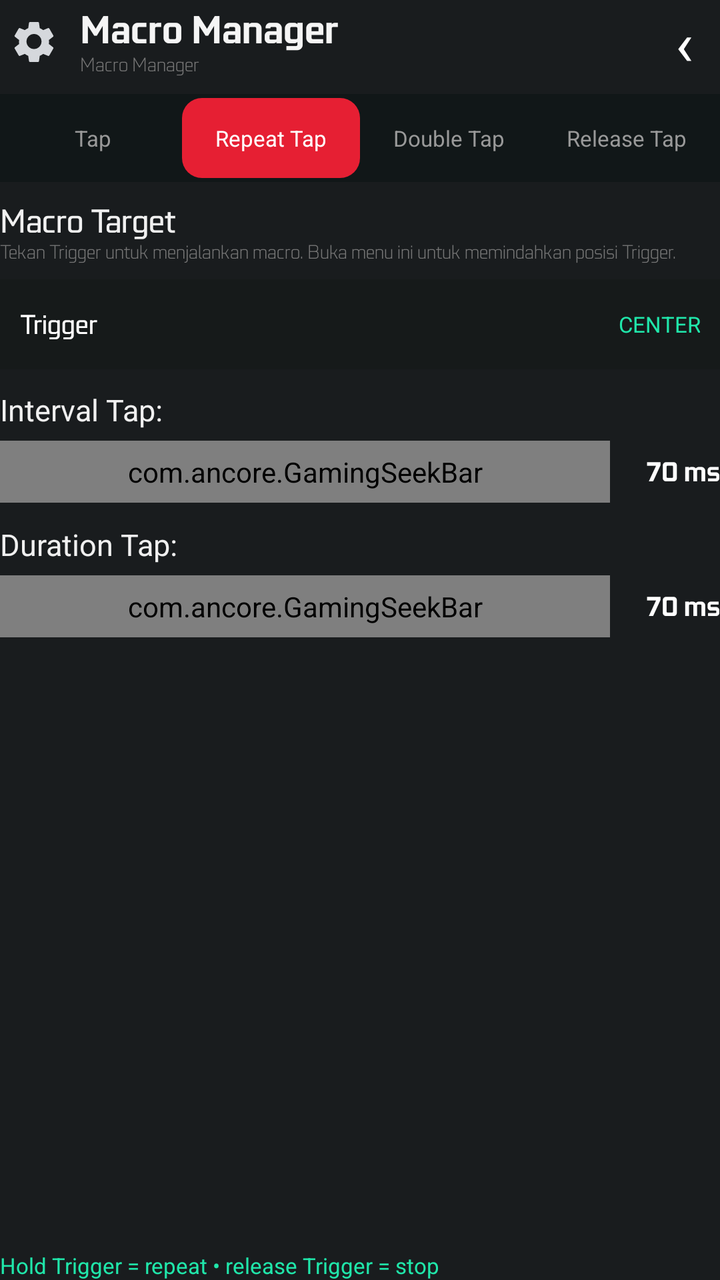
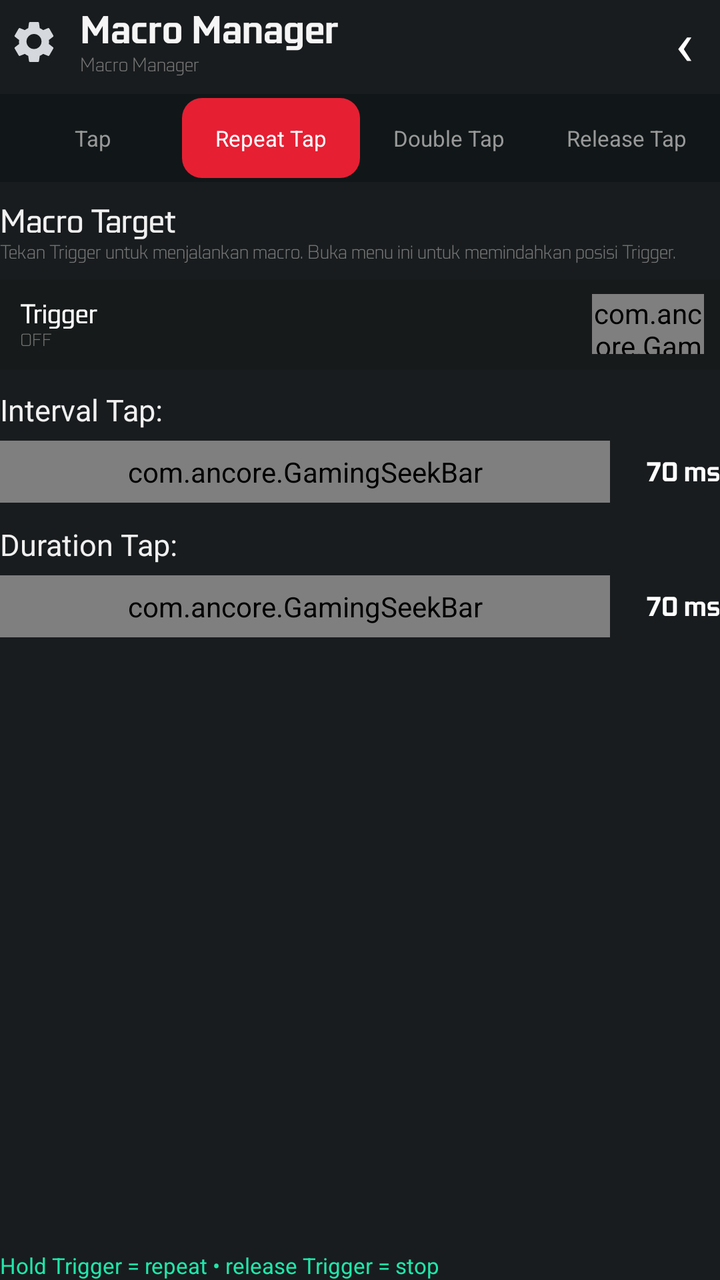

Screens rendered from an Android XML layout before and after an edit, with the pre-edit source and the edit as a unified diff.
<!-- AndroidManifest.xml: application theme android:Theme.DeviceDefault.NoActionBar -->
<!-- res/layout/page_macro.xml -->
<?xml version="1.0" encoding="utf-8"?>
<LinearLayout xmlns:android="http://schemas.android.com/apk/res/android" android:layout_width="match_parent" android:layout_height="match_parent" android:orientation="vertical">
    <LinearLayout android:layout_width="match_parent" android:layout_height="42dp" android:gravity="center_vertical">
        <ImageView android:id="@+id/btn_macro_settings" android:layout_width="34dp" android:layout_height="34dp" android:padding="5dp" android:src="@drawable/ic_settings" android:contentDescription="Macro settings"/>
        <LinearLayout android:layout_width="0dp" android:layout_height="wrap_content" android:layout_weight="1" android:paddingStart="6dp" android:orientation="vertical">
            <TextView android:layout_width="wrap_content" android:layout_height="wrap_content" android:text="Macro Manager" android:textColor="#F5F5F5" android:textSize="20sp" android:fontFamily="@font/gf_bold"/>
            <TextView android:layout_width="wrap_content" android:layout_height="wrap_content" android:text="Macro Manager" android:textColor="#777777" android:textSize="10sp" android:fontFamily="@font/gf_light"/>
        </LinearLayout>
        <TextView android:id="@+id/btn_back_macro" android:layout_width="36dp" android:layout_height="match_parent" android:gravity="center" android:text="‹" android:textColor="#FFFFFF" android:textSize="30sp"/>
    </LinearLayout>

    <LinearLayout android:layout_width="match_parent" android:layout_height="44dp" android:layout_marginTop="5dp" android:background="#111718" android:padding="2dp">
        <TextView android:id="@+id/tab_tap" android:layout_width="0dp" android:layout_height="match_parent" android:layout_weight="1" android:gravity="center" android:text="Tap" android:textColor="#999999" android:textSize="11sp"/>
        <TextView android:id="@+id/tab_repeat" android:layout_width="0dp" android:layout_height="match_parent" android:layout_weight="1" android:gravity="center" android:text="Repeat Tap" android:textColor="#FFFFFF" android:textSize="11sp" android:background="@drawable/bg_btn_red"/>
        <TextView android:id="@+id/tab_double" android:layout_width="0dp" android:layout_height="match_parent" android:layout_weight="1" android:gravity="center" android:text="Double Tap" android:textColor="#999999" android:textSize="11sp"/>
        <TextView android:id="@+id/tab_release" android:layout_width="0dp" android:layout_height="match_parent" android:layout_weight="1" android:gravity="center" android:text="Release Tap" android:textColor="#999999" android:textSize="11sp"/>
    </LinearLayout>

    <TextView android:layout_width="match_parent" android:layout_height="wrap_content" android:layout_marginTop="10dp" android:text="Macro Target" android:textColor="#F0F0F0" android:textSize="17sp" android:fontFamily="@font/gf_medium"/>
    <TextView android:layout_width="match_parent" android:layout_height="wrap_content" android:text="Tekan Trigger untuk menjalankan macro. Buka menu ini untuk memindahkan posisi Trigger." android:textColor="#777777" android:textSize="10sp" android:fontFamily="@font/gf_light"/>

    <LinearLayout android:layout_width="match_parent" android:layout_height="45dp" android:layout_marginTop="8dp" android:gravity="center_vertical" android:background="#161A1A" android:paddingLeft="10dp" android:paddingRight="10dp">
        <TextView android:layout_width="0dp" android:layout_height="wrap_content" android:layout_weight="1" android:text="Trigger" android:textColor="#FFFFFF" android:textSize="14sp" android:fontFamily="@font/gf_medium"/>
        <TextView android:id="@+id/trigger_pos" android:layout_width="120dp" android:layout_height="wrap_content" android:gravity="end" android:text="CENTER" android:textColor="#20E6AA" android:textSize="11sp"/>
    </LinearLayout>

    <TextView android:layout_width="match_parent" android:layout_height="wrap_content" android:layout_marginTop="10dp" android:text="Interval Tap:" android:textColor="#F0F0F0" android:textSize="15sp"/>
    <LinearLayout android:layout_width="match_parent" android:layout_height="42dp" android:gravity="center_vertical">
        <com.ancore.GamingSeekBar android:id="@+id/seek_macro_interval" android:layout_width="0dp" android:layout_height="31dp" android:layout_weight="1"/>
        <TextView android:id="@+id/val_macro_interval" android:layout_width="55dp" android:layout_height="wrap_content" android:gravity="end" android:text="70 ms" android:textColor="#FFFFFF" android:textSize="14sp" android:fontFamily="@font/gf_bold"/>
    </LinearLayout>

    <TextView android:layout_width="match_parent" android:layout_height="wrap_content" android:layout_marginTop="5dp" android:text="Duration Tap:" android:textColor="#F0F0F0" android:textSize="15sp"/>
    <LinearLayout android:layout_width="match_parent" android:layout_height="42dp" android:gravity="center_vertical">
        <com.ancore.GamingSeekBar android:id="@+id/seek_macro_duration" android:layout_width="0dp" android:layout_height="31dp" android:layout_weight="1"/>
        <TextView android:id="@+id/val_macro_duration" android:layout_width="55dp" android:layout_height="wrap_content" android:gravity="end" android:text="70 ms" android:textColor="#FFFFFF" android:textSize="14sp" android:fontFamily="@font/gf_bold"/>
    </LinearLayout>

    <LinearLayout android:layout_width="match_parent" android:layout_height="0dp" android:layout_weight="1" android:gravity="bottom" android:orientation="vertical">
        <TextView android:layout_width="match_parent" android:layout_height="wrap_content" android:text="Hold Trigger = repeat • release Trigger = stop" android:textColor="#20E6AA" android:textSize="11sp"/>
    </LinearLayout>
</LinearLayout>
<!-- resources referenced by this layout -->
<resources>
  <!-- drawable bg_btn_red (drawable) -->
  <?xml version="1.0" encoding="utf-8"?>
  <shape xmlns:android="http://schemas.android.com/apk/res/android"
      android:shape="rectangle">
      <solid android:color="#E61F33" />
      <corners android:radius="10dp" />
  </shape>
  <!-- drawable ic_settings (drawable) -->
  <vector xmlns:android="http://schemas.android.com/apk/res/android" android:width="24dp" android:height="24dp" android:viewportWidth="24" android:viewportHeight="24">
      <path android:fillColor="#D5D8DC" android:pathData="M19.43,12.98c0.04,-0.32 0.07,-0.65 0.07,-0.98s-0.02,-0.66 -0.07,-0.98l2.11,-1.65c0.19,-0.15 0.24,-0.42 0.12,-0.64l-2,-3.46c-0.12,-0.22 -0.37,-0.31 -0.6,-0.22l-2.49,1c-0.52,-0.4 -1.08,-0.73 -1.69,-0.98L14.5,2.42C14.47,2.18 14.25,2 14,2h-4c-0.25,0 -0.46,0.18 -0.5,0.42L9.12,5.07c-0.61,0.25 -1.17,0.59 -1.69,0.98l-2.49,-1c-0.23,-0.08 -0.48,0 -0.6,0.22l-2,3.46c-0.13,0.22 -0.07,0.49 0.12,0.64l2.11,1.65c-0.04,0.32 -0.08,0.65 -0.08,0.98s0.03,0.66 0.08,0.98l-2.11,1.65c-0.19,0.15 -0.24,0.42 -0.12,0.64l2,3.46c0.12,0.22 0.37,0.31 0.6,0.22l2.49,-1c0.52,0.4 1.08,0.73 1.69,0.98l0.38,2.65c0.04,0.24 0.25,0.42 0.5,0.42h4c0.25,0 0.46,-0.18 0.5,-0.42l0.38,-2.65c0.61,-0.25 1.17,-0.58 1.69,-0.98l2.49,1c0.23,0.08 0.48,0 0.6,-0.22l2,-3.46c0.12,-0.22 0.07,-0.49 -0.12,-0.64l-2.11,-1.65zM12,15.5A3.5,3.5 0,1 1,12,8a3.5,3.5 0,0 1,0,7.5z"/>
  </vector>
</resources>

<!-- the commit's change to res/layout/page_macro.xml (unified diff, before → after) -->
@@ -19,9 +19,12 @@
     <TextView android:layout_width="match_parent" android:layout_height="wrap_content" android:layout_marginTop="10dp" android:text="Macro Target" android:textColor="#F0F0F0" android:textSize="17sp" android:fontFamily="@font/gf_medium"/>
     <TextView android:layout_width="match_parent" android:layout_height="wrap_content" android:text="Tekan Trigger untuk menjalankan macro. Buka menu ini untuk memindahkan posisi Trigger." android:textColor="#777777" android:textSize="10sp" android:fontFamily="@font/gf_light"/>
 
-    <LinearLayout android:layout_width="match_parent" android:layout_height="45dp" android:layout_marginTop="8dp" android:gravity="center_vertical" android:background="#161A1A" android:paddingLeft="10dp" android:paddingRight="10dp">
-        <TextView android:layout_width="0dp" android:layout_height="wrap_content" android:layout_weight="1" android:text="Trigger" android:textColor="#FFFFFF" android:textSize="14sp" android:fontFamily="@font/gf_medium"/>
-        <TextView android:id="@+id/trigger_pos" android:layout_width="120dp" android:layout_height="wrap_content" android:gravity="end" android:text="CENTER" android:textColor="#20E6AA" android:textSize="11sp"/>
+    <LinearLayout android:layout_width="match_parent" android:layout_height="45dp" android:layout_marginTop="8dp" android:gravity="center_vertical" android:background="#161A1A" android:paddingLeft="10dp" android:paddingRight="8dp">
+        <LinearLayout android:layout_width="0dp" android:layout_height="wrap_content" android:layout_weight="1" android:orientation="vertical">
+            <TextView android:layout_width="wrap_content" android:layout_height="wrap_content" android:text="Trigger" android:textColor="#FFFFFF" android:textSize="14sp" android:fontFamily="@font/gf_medium"/>
+            <TextView android:id="@+id/trigger_pos" android:layout_width="wrap_content" android:layout_height="wrap_content" android:text="OFF" android:textColor="#777777" android:textSize="9sp" android:fontFamily="@font/gf_light"/>
+        </LinearLayout>
+        <com.ancore.GamingSwitch android:id="@+id/switch_trigger" android:layout_width="56dp" android:layout_height="30dp"/>
     </LinearLayout>
 
     <TextView android:layout_width="match_parent" android:layout_height="wrap_content" android:layout_marginTop="10dp" android:text="Interval Tap:" android:textColor="#F0F0F0" android:textSize="15sp"/>
